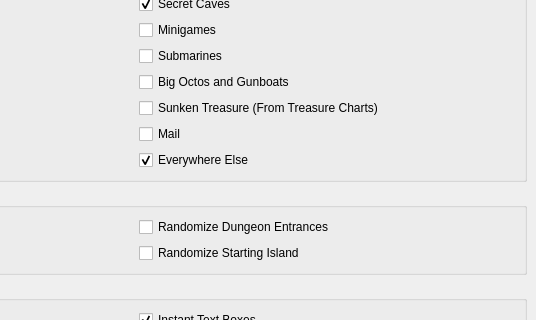
This is ui/randomizer_window.ui in LagoLunatic/wwrando as Qt 5 draws it before an edit; both pictures show x 264 to 800 and y 128 to 448 of the 800 by 700 pixel window. The edited form follows.
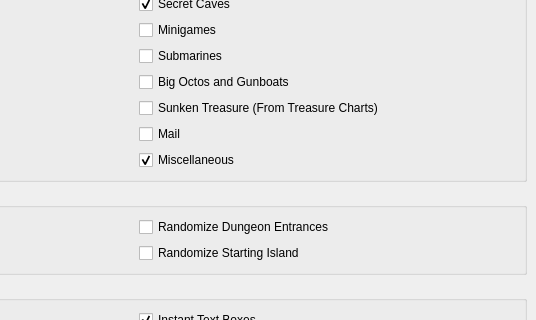
This is the edited form.

Commit message: Renamed "Everywhere Else" to "Miscellaneous"

Diff of the .ui file:
```diff
--- a/ui/randomizer_window.ui
+++ b/ui/randomizer_window.ui
@@ -79,7 +79,7 @@
        <item row="6" column="1">
         <widget class="QCheckBox" name="progression_misc">
          <property name="text">
-          <string>Everywhere Else</string>
+          <string>Miscellaneous</string>
          </property>
          <property name="checked">
           <bool>true</bool>
```
The commit also changes 1 other file.
